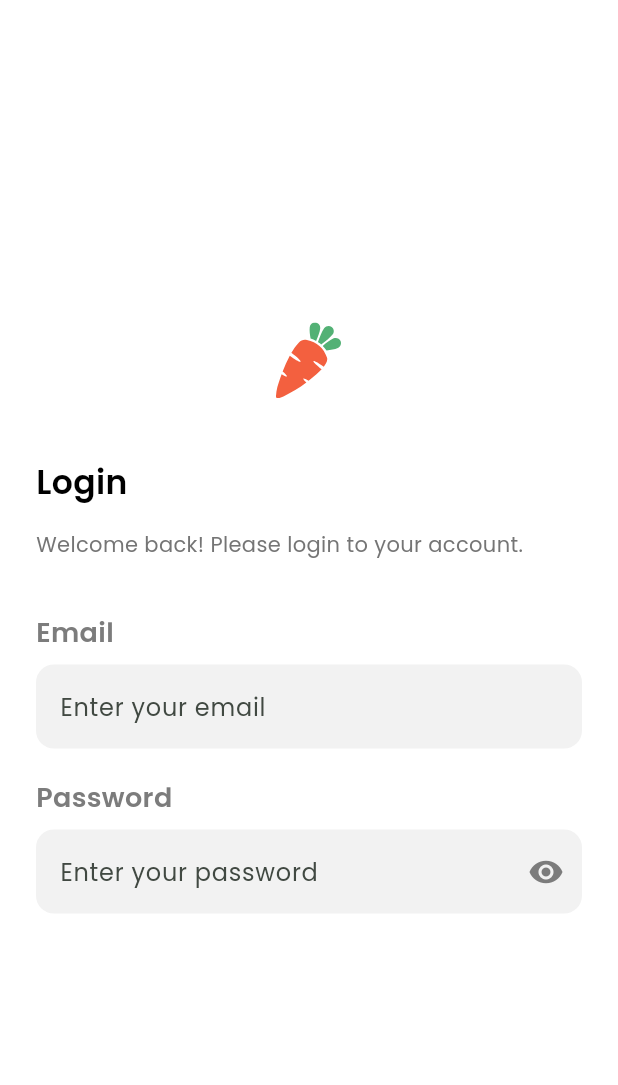
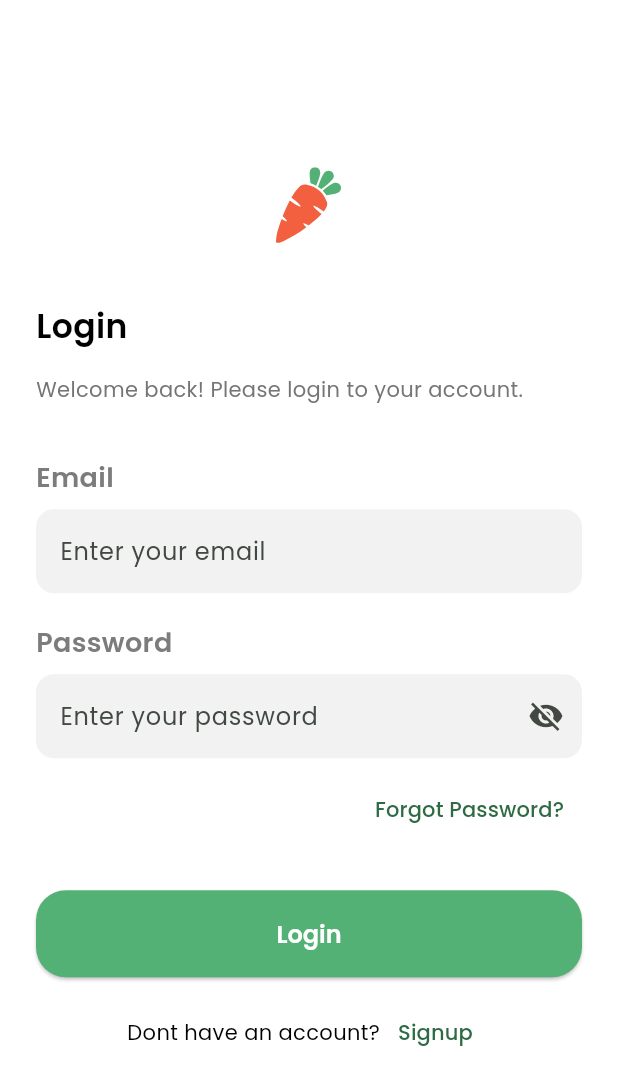
Before and after one commit to AhmedIraqey1/greenmart_app, a Flutter app: the screen it shows after launch, after a tap on "Get Started", on a phone screen of 412 x 824 dp. Shown: the top 1085 px of the screen. Run offline on Flutter 3.47's test engine with Material 3 defaults, Android fonts, the phone set to English and light mode, and no system bars; our stand-ins replace flutter_svg, pinput.

Commit message:
My project upload

```diff
--- a/lib/core/constants/app_images.dart
+++ b/lib/core/constants/app_images.dart
@@ -13,7 +13,7 @@ abstract class AppImages {
   static const String oils = 'assets/images/oils.png';
   static const String paper = 'assets/images/paper.png';
   static const String pepsi = 'assets/images/pepsi.png';
-  static const String soda = 'assets/images/.png';
+  static const String soda = 'assets/images/soda.png';
   static const String sprite = 'assets/images/sprite.png';
   static const String vegtables = 'assets/images/vegtables.png';
 }
--- /dev/null
+++ b/lib/core/functions/Validations.dart
@@ -0,0 +1,9 @@
+bool isEmail(String email){
+  return RegExp(r'^[\w-\.]+@([\w-]+\.)+[\w-]{2,4}$').hasMatch(email);
+}
+bool isEGPhone(String phone){
+  return RegExp(r'^(010|011|012|015)[0-9]{8}$').hasMatch(phone);
+}
+bool isPassword(String password){
+  return RegExp(r'^(?=.*[A-Z])(?=.*[a-z])(?=.*\d)(?=.*[@$!%*?&])[A-Za-z\d@$!%*?&]{8,}$').hasMatch(password);
+}
--- a/lib/core/widgets/input_feild.dart
+++ b/lib/core/widgets/input_feild.dart
@@ -1,19 +1,32 @@
 import 'package:flutter/material.dart';
-
+import 'package:greenmart/core/functions/Validations.dart';
 
 class InputFeild extends StatelessWidget {
-  const InputFeild({
-    super.key, required this.hintText,
-  });
-  final String hintText ;
+  const InputFeild({super.key, required this.hintText});
+  final String hintText;
 
   @override
   Widget build(BuildContext context) {
     return TextFormField(
-      decoration: InputDecoration(
-        hintText: hintText,
+      onTapOutside: (event) {
+        FocusManager.instance.primaryFocus?.unfocus();
+      },
+      textInputAction: TextInputAction.next,
+      keyboardType: TextInputType.emailAddress,
+      decoration: InputDecoration(hintText: hintText),
+      validator: (input) {
+        if (input == null || input.isEmpty) {
+          return 'Please enter your Email';
+        }
 
-      ),
+        // استخدام الدالة اللي إنت عرفتها في ملف Validations
+        if (!isEmail(input)) {
+          return 'Please enter a valid Email (e.g., name@domain.com)';
+        }
+
+        // لو كل حاجة تمام بنرجع null
+        return null;
+      },
     );
   }
 }
--- a/lib/core/widgets/main_button.dart
+++ b/lib/core/widgets/main_button.dart
@@ -1,15 +1,23 @@
 import 'package:flutter/material.dart';
 
 class MainButton extends StatelessWidget {
-  const MainButton({super.key, required this.text, required this.onPressed});
+  const MainButton({
+    super.key,
+    required this.text,
+    required this.onPressed,
+    required this.height,
+    required this.width,
+  });
   final String text;
   final Function() onPressed;
+  final double height;
+  final double width;
 
   @override
   Widget build(BuildContext context) {
     return ElevatedButton(
       onPressed: onPressed,
-      style: ElevatedButton.styleFrom(minimumSize: Size(319, 58)),
+      style: ElevatedButton.styleFrom(minimumSize: Size(width, height)),
       child: Text(text),
     );
   }
--- a/lib/core/widgets/passwordt_feild copy.dart
+++ b/lib/core/widgets/passwordt_feild copy.dart
@@ -1,5 +1,5 @@
 import 'package:flutter/material.dart';
-import 'package:greenmart/core/styles/colors.dart';
+import 'package:greenmart/core/functions/Validations.dart';
 
 class PasswordFeild extends StatefulWidget {
   const PasswordFeild({super.key, required this.hintText});
@@ -14,11 +14,16 @@ class _PasswordFeildState extends State<PasswordFeild> {
   @override
   Widget build(BuildContext context) {
     return TextFormField(
+      keyboardType: TextInputType.visiblePassword,
       obscureText: obscureText,
+      onTapOutside: (event) {
+        FocusManager.instance.primaryFocus?.unfocus();
+      },
       decoration: InputDecoration(
         hintText: widget.hintText,
+
         suffixIcon: IconButton(
-          icon: Icon(Icons.remove_red_eye, color: AppColors.iconsColor),
+          // icon: Icon(Icons.remove_red_eye, color: AppColors.iconsColor),
           onPressed: () {
             //Handle password visibility toggle
             setState(() {
@@ -26,8 +31,24 @@ class _PasswordFeildState extends State<PasswordFeild> {
               obscureText = !obscureText;
             });
           },
+          icon: obscureText
+              ? const Icon(Icons.visibility_off)
+              : const Icon(Icons.remove_red_eye),
         ),
       ),
+      validator: (input) {
+        if (input == null || input.isEmpty) {
+          return 'Please enter your password';
+        }
+
+        // هنا بنادي على الفانكشن اللي إنت عاملها في الملف الخارجي
+        if (!isPassword(input)) {
+          return 'يجب أن تتكون كلمة المرور من 8 أحرف على الأقل،\nوتتضمن حرفاً كبيراً، رقماً، ورمزاً خاصاً (@#!*?&)';
+        }
+
+        // مهم جداً: لو الباسورد صح لازم نرجع null عشان الـ Validation ينجح
+        return null;
+      },
     );
   }
 }
--- a/lib/features/auth/pages/login_screen.dart
+++ b/lib/features/auth/pages/login_screen.dart
@@ -1,20 +1,34 @@
 import 'package:flutter/material.dart';
 import 'package:flutter_svg/svg.dart';
 import 'package:greenmart/core/constants/app_icons.dart';
+import 'package:greenmart/core/functions/navigations.dart';
 import 'package:greenmart/core/styles/colors.dart';
 import 'package:greenmart/core/styles/text_style.dart';
 import 'package:greenmart/core/widgets/input_feild.dart';
+import 'package:greenmart/core/widgets/main_button.dart';
 import 'package:greenmart/core/widgets/passwordt_feild%20copy.dart';
+import 'package:greenmart/features/auth/pages/forgot_password_screen.dart';
+import 'package:greenmart/features/auth/pages/signup_screen.dart';
 
-class LoginScreen extends StatelessWidget {
+class LoginScreen extends StatefulWidget {
   const LoginScreen({super.key});
 
+  @override
+  State<LoginScreen> createState() => _LoginScreenState();
+}
+
+class _LoginScreenState extends State<LoginScreen> {
+  final formKey = GlobalKey<FormState>();
   @override
   Widget build(BuildContext context) {
     return Scaffold(
       body: Center(
         child: Padding(
           padding: const EdgeInsets.all(24.0),
+          child: Form(
+            autovalidateMode: AutovalidateMode.onUserInteraction,
+            key: formKey,
+            child: SingleChildScrollView(
               child: Column(
                 mainAxisAlignment: MainAxisAlignment.center,
                 crossAxisAlignment: CrossAxisAlignment.start,
@@ -24,7 +38,11 @@ class LoginScreen extends StatelessWidget {
                     child: SvgPicture.asset(AppIcons.orangeCorrot),
                   ),
                   SizedBox(height: 40),
-              Text('Login', style: TextStyles.title, textAlign: TextAlign.left),
+                  Text(
+                    'Login',
+                    style: TextStyles.title,
+                    textAlign: TextAlign.left,
+                  ),
                   SizedBox(height: 16),
                   Text(
                     'Welcome back! Please login to your account.',
@@ -52,7 +70,44 @@ class LoginScreen extends StatelessWidget {
                   SizedBox(height: 8),
 
                   PasswordFeild(hintText: 'Enter your password'),
+                  SizedBox(height: 10),
+                  Align(
+                    alignment: Alignment.centerRight,
+                    child: TextButton(
+                      onPressed: () {
+                        pushTo(context, ForgotPassword());
+                      },
+                      child: Text('Forgot Password?'),
+                    ),
+                  ),
+                  SizedBox(height: 30),
+                  MainButton(
+                    onPressed: () {
+                      if (formKey.currentState!.validate()) {}
+                    },
+                    text: 'Login',
+                    height: 58,
+                    width: double.infinity,
+                  ),
+                  SizedBox(height: 13),
+                  Align(
+                    alignment: Alignment.center,
+                    child: Row(
+                      mainAxisAlignment: MainAxisAlignment.center,
+                      children: [
+                        Text('Dont have an account?'),
+                        TextButton(
+                          onPressed: () {
+                            pushTo(context, Signup());
+                          },
+                          child: Text('Signup'),
+                        ),
                       ],
+                    ),
+                  ),
+                ],
+              ),
+            ),
           ),
         ),
       ),
--- a/lib/features/intro/onboarding_screen.dart
+++ b/lib/features/intro/onboarding_screen.dart
@@ -71,6 +71,9 @@ class OnBoarding extends StatelessWidget {
                       pushReplacementTo(context, LoginScreen());
                     },
                     text: 'Get Started',
+                    height: 58,
+                    width: 319,
+
                   ),
                   SizedBox(height: 60),
                 ],
--- a/lib/main.dart
+++ b/lib/main.dart
@@ -18,6 +18,7 @@ class MainApp extends StatelessWidget {
     return MaterialApp(
       debugShowCheckedModeBanner: false,
       theme: ThemeData(
+
         scaffoldBackgroundColor: AppColors.background,
         fontFamily: AppFonts.poppins,
         colorScheme: ColorScheme.fromSeed(
--- a/pubspec.yaml
+++ b/pubspec.yaml
@@ -10,6 +10,7 @@ dependencies:
   flutter:
     sdk: flutter
   flutter_svg: ^2.2.3
+  pinput: ^6.0.2
 
 dev_dependencies:
   flutter_test:
```
Also changed, not shown: lib/core/widgets/phone_feld.dart (added, +23 -0 lines), lib/core/widgets/text_input_feild.dart (added, +17 -0 lines), lib/features/auth/pages/forgot_password_screen.dart (added, +60 -0 lines), lib/features/auth/pages/signup_screen.dart (added, +104 -0 lines), lib/features/auth/pages/verification_screen.dart (added, +113 -0 lines), lib/features/auth/widgets/otp_counter.dart (added, +90 -0 lines), lib/features/home/main_screen.dart (added), pubspec.lock, 2 other files. Lines whose indentation alone changed are shown as unchanged.
